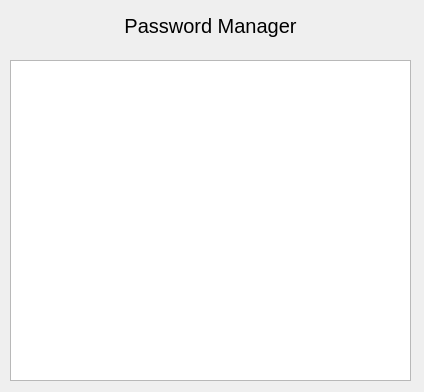
Before: the Qt Designer form Designs/PasswordManagerWidget_design.ui in MichurinDev/CryptoPass, drawn with Qt 5.
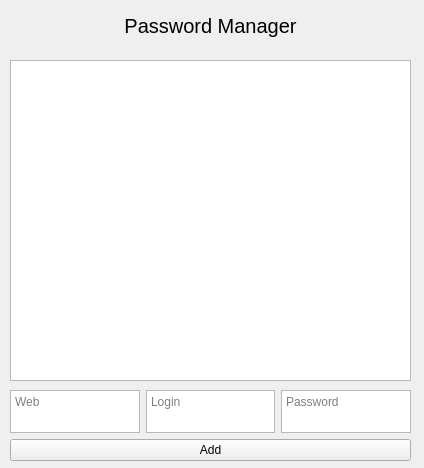
After: the same form once the commit is applied.

Commit message: Changes to be committed: 	modified:   Designs/MainWidget_design.ui 	modified:   Designs/PasswordManagerWidget_design.ui 	modified:   Designs/ui_MainWidget_design.py 	modified:   Designs/ui_PasswordManagerWidget_design.py 	modified:   PasswordManagerDB.db 	modified:   main.py 	new file:   test_dialog.py     ---     * Реализовано добавление сатй-логин-пароль в БД       и обновление таблицы формы     * Сгенерированный пароль передается сразу в форму добавления       пользователя в БД

```diff
--- a/Designs/PasswordManagerWidget_design.ui
+++ b/Designs/PasswordManagerWidget_design.ui
@@ -7,7 +7,7 @@
     <x>0</x>
     <y>0</y>
     <width>424</width>
-    <height>392</height>
+    <height>468</height>
    </rect>
   </property>
   <property name="windowTitle">
@@ -45,6 +45,56 @@
      <set>Qt::AlignCenter</set>
     </property>
    </widget>
+   <widget class="QWidget" name="verticalLayoutWidget">
+    <property name="geometry">
+     <rect>
+      <x>10</x>
+      <y>390</y>
+      <width>401</width>
+      <height>71</height>
+     </rect>
+    </property>
+    <layout class="QVBoxLayout" name="verticalLayout">
+     <item>
+      <layout class="QHBoxLayout" name="horizontalLayout">
+       <item>
+        <widget class="QTextEdit" name="textEdit">
+         <property name="focusPolicy">
+          <enum>Qt::StrongFocus</enum>
+         </property>
+         <property name="documentTitle">
+          <string/>
+         </property>
+         <property name="placeholderText">
+          <string>Web</string>
+         </property>
+        </widget>
+       </item>
+       <item>
+        <widget class="QTextEdit" name="textEdit_2">
+         <property name="placeholderText">
+          <string>Login</string>
+         </property>
+        </widget>
+       </item>
+       <item>
+        <widget class="QTextEdit" name="textEdit_3">
+         <property name="placeholderText">
+          <string>Password</string>
+         </property>
+        </widget>
+       </item>
+      </layout>
+     </item>
+     <item>
+      <widget class="QPushButton" name="pushButton">
+       <property name="text">
+        <string>Add</string>
+       </property>
+      </widget>
+     </item>
+    </layout>
+   </widget>
   </widget>
  </widget>
  <resources/>
```
The commit also changes 6 other files.
